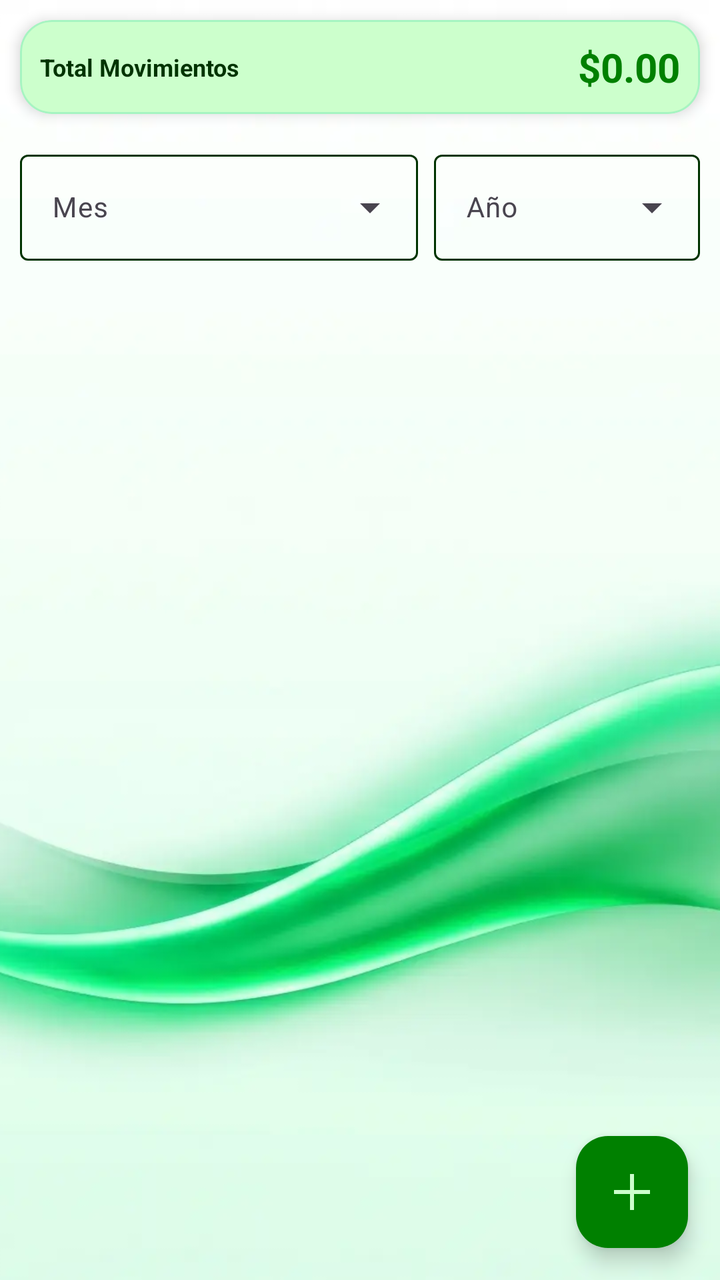
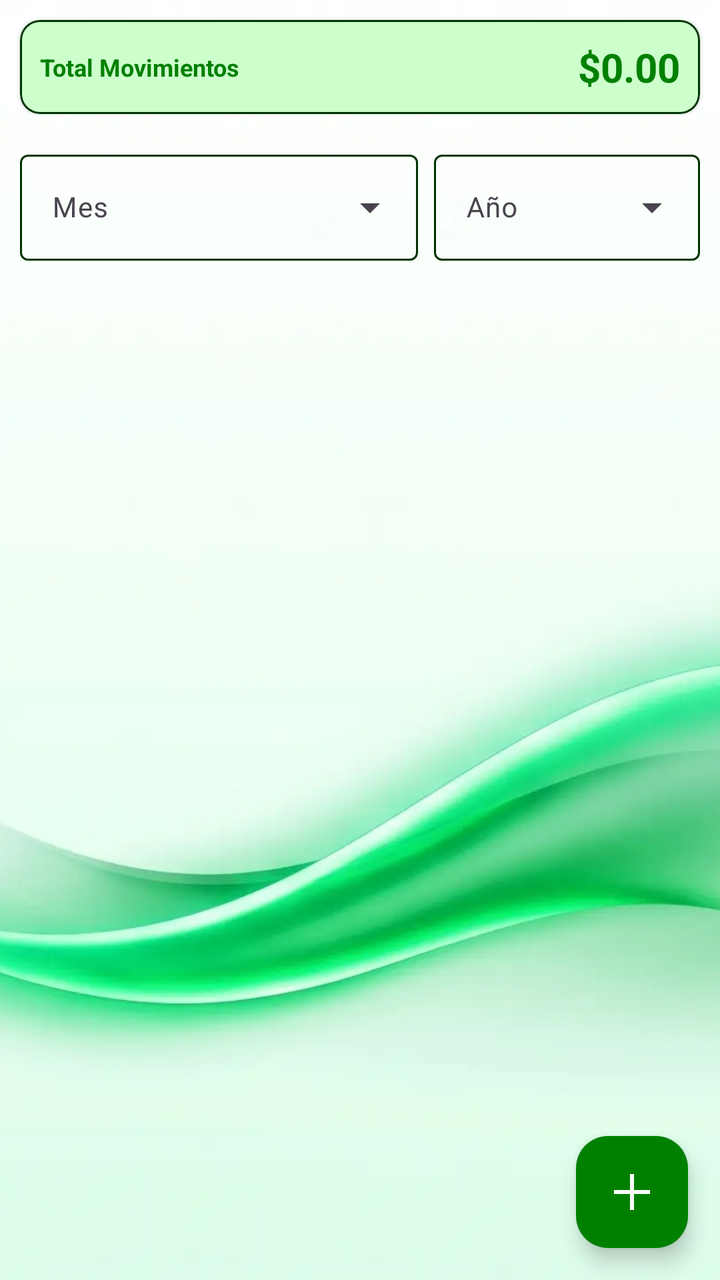

An Android layout rendered at two revisions. The XML below is the earlier revision; the diff shows what the commit changed to produce the second picture.
<!-- AndroidManifest.xml: application theme Theme.MyLittleFinanControl -->
<!-- res/layout/fragment_movimiento.xml -->
<?xml version="1.0" encoding="utf-8"?>
<RelativeLayout xmlns:android="http://schemas.android.com/apk/res/android"
    xmlns:app="http://schemas.android.com/apk/res-auto"
    xmlns:tools="http://schemas.android.com/tools"
    android:layout_width="match_parent"
    android:layout_height="match_parent"
    tools:context=".Fragmentos.FragmentMovimiento">

    <ImageView
        android:id="@+id/imagenFondo"
        android:layout_width="match_parent"
        android:layout_height="match_parent"
        android:src="@drawable/background_1"
        android:scaleType="centerCrop" />

    
    <com.google.android.material.card.MaterialCardView
        android:id="@+id/cv_resumen_mov"
        android:layout_width="match_parent"
        android:layout_height="wrap_content"
        android:layout_marginVertical="10dp"
        android:layout_marginHorizontal="10dp"
        app:cardCornerRadius="16dp"
        app:cardElevation="4dp"
        app:cardBackgroundColor="@color/white"
        app:strokeWidth="1dp"
        app:strokeColor="#3000C292">

        <LinearLayout
            android:layout_width="match_parent"
            android:layout_height="wrap_content"
            android:orientation="horizontal"
            android:padding="10dp"
            android:gravity="center">

            <TextView
                android:layout_width="0dp"
                android:layout_height="wrap_content"
                android:layout_weight="1"
                android:text="Total Movimientos"
                android:textSize="12sp"
                android:textColor="@color/black"
                android:textStyle="bold" />

            <TextView
                android:id="@+id/tv_total_mov_monto"
                android:layout_width="wrap_content"
                android:layout_height="wrap_content"
                android:text="$0.00"
                android:textSize="20sp"
                android:textColor="@color/primary"
                android:textStyle="bold"/>
        </LinearLayout>
    </com.google.android.material.card.MaterialCardView>

    
    <LinearLayout
        android:id="@+id/ll_filtros"
        android:layout_width="match_parent"
        android:layout_height="wrap_content"
        android:orientation="horizontal"
        android:layout_below="@id/cv_resumen_mov"
        android:layout_marginHorizontal="10dp"
        android:layout_marginVertical="5dp"
        android:gravity="center_vertical">

        <com.google.android.material.textfield.TextInputLayout
            style="@style/Widget.Material3.TextInputLayout.OutlinedBox.ExposedDropdownMenu"
            android:layout_width="0dp"
            android:layout_height="wrap_content"
            android:layout_weight="1.5"
            android:layout_marginEnd="8dp"
            android:hint="Mes">

            <AutoCompleteTextView
                android:id="@+id/auto_mes"
                android:layout_width="match_parent"
                android:layout_height="wrap_content"
                android:inputType="none"
                android:textSize="14sp" />
        </com.google.android.material.textfield.TextInputLayout>

        <com.google.android.material.textfield.TextInputLayout
            style="@style/Widget.Material3.TextInputLayout.OutlinedBox.ExposedDropdownMenu"
            android:layout_width="0dp"
            android:layout_height="wrap_content"
            android:layout_weight="1"
            android:hint="Año">

            <AutoCompleteTextView
                android:id="@+id/auto_anio"
                android:layout_width="match_parent"
                android:layout_height="wrap_content"
                android:inputType="none"
                android:textSize="14sp" />
        </com.google.android.material.textfield.TextInputLayout>
    </LinearLayout>

    
    <androidx.recyclerview.widget.RecyclerView
        android:id="@+id/notasRv"
        android:layout_width="match_parent"
        android:layout_height="match_parent"
        android:layout_below="@id/ll_filtros"
        android:layout_marginHorizontal="5dp"
        tools:listitem="@layout/item_movimiento" />

    
    <com.google.android.material.floatingactionbutton.FloatingActionButton
        android:id="@+id/FABAgregarNota"
        android:layout_width="wrap_content"
        android:layout_height="wrap_content"
        android:layout_alignParentEnd="true"
        android:layout_alignParentBottom="true"
        android:layout_margin="16dp"
        android:src="@drawable/ic_add"
        app:backgroundTint="@color/primary"
        app:tint="@color/white" />

</RelativeLayout>
<!-- res/layout/item_movimiento.xml (included above) -->
<?xml version="1.0" encoding="utf-8"?>
<com.google.android.material.card.MaterialCardView
    xmlns:android="http://schemas.android.com/apk/res/android"
    android:layout_width="match_parent"
    android:layout_height="wrap_content"
    xmlns:app="http://schemas.android.com/apk/res-auto"
    app:cardCornerRadius="10dp"
    app:cardElevation="0dp"
    app:cardUseCompatPadding="true"
    app:cardBackgroundColor="?attr/colorPrimaryContainer"
    app:strokeWidth="1dp"
    app:strokeColor="?attr/colorOnSurface">

    <androidx.appcompat.widget.LinearLayoutCompat
        android:layout_width="match_parent"
        android:layout_height="wrap_content"
        android:orientation="vertical"
        android:padding="10dp">

        <RelativeLayout
            android:layout_width="match_parent"
            android:layout_height="wrap_content"
            android:orientation="horizontal"
            android:layout_marginTop="5dp">

            <ImageView
                android:id="@+id/iv_icono_deuda"
                android:layout_width="25dp"
                android:layout_height="25dp"
                android:layout_centerVertical="true"
                android:src="@drawable/ic_movimientos"
                app:tint="?attr/colorOnSurface" />

            <TextView
                android:id="@+id/item_descripcion"
                android:text="@string/item_descripcion"
                android:textStyle="bold"
                android:layout_marginStart="30dp"
                android:layout_marginBottom="10dp"
                android:textColor="?attr/colorOnSurface"
                android:layout_centerVertical="true"
                android:layout_width="wrap_content"
                android:layout_height="wrap_content"/>

            <ImageView
                android:id="@+id/ivActualizar"
                android:layout_alignParentEnd="true"
                android:src="@drawable/ic_edit"
                app:tint="?attr/colorPrimary"
                android:layout_marginEnd="40dp"
                android:layout_width="28dp"
                android:layout_height="28dp"/>

            <ImageView
                android:id="@+id/ivEliminarMov"
                android:layout_alignParentEnd="true"
                android:src="@drawable/ic_delete"
                android:layout_marginEnd="10dp"
                app:tint="?attr/colorError"
                android:layout_width="28dp"
                android:layout_height="28dp" />

        </RelativeLayout>

        <RelativeLayout
            android:layout_width="match_parent"
            android:layout_height="wrap_content"
            android:orientation="horizontal"
            android:layout_marginTop="5dp">

            <TextView
                android:id="@+id/item_valor"
                android:text="@string/item_valor"
                android:textStyle="bold"
                android:layout_width="wrap_content"
                android:layout_height="wrap_content"
                android:layout_gravity="start"
                android:textColor="?attr/colorPrimary"/>

            <TextView
                android:id="@+id/item_tipo"
                android:text="@string/item_tipo"
                android:textStyle="bold"
                android:layout_width="wrap_content"
                android:layout_height="wrap_content"
                android:layout_gravity="end"
                android:layout_alignParentEnd="true"
                android:textColor="?attr/colorOnSurface"/>
        </RelativeLayout>

    </androidx.appcompat.widget.LinearLayoutCompat>

</com.google.android.material.card.MaterialCardView>
<!-- resources referenced by this layout -->
<resources>
  <color name="black">#003300</color>
  <color name="primary">#008000</color>
  <color name="white">#CCFFCC</color>
  <!-- drawable ic_add (drawable) -->
  <vector xmlns:android="http://schemas.android.com/apk/res/android" android:autoMirrored="true" android:height="24dp" android:tint="#1F4F98" android:viewportHeight="960" android:viewportWidth="960" android:width="24dp">
        
      <path android:fillColor="@android:color/white" android:pathData="M440,840L440,520L120,520L120,440L440,440L440,120L520,120L520,440L840,440L840,520L520,520L520,840L440,840Z"/>
      
  </vector>
  <!-- drawable ic_delete (drawable) -->
  <vector xmlns:android="http://schemas.android.com/apk/res/android" android:autoMirrored="true" android:height="24dp" android:tint="#1F4F98" android:viewportHeight="24" android:viewportWidth="24" android:width="24dp">
        
      <path android:fillColor="@android:color/white" android:pathData="M6,19c0,1.1 0.9,2 2,2h8c1.1,0 2,-0.9 2,-2V7H6v12zM19,4h-3.5l-1,-1h-5l-1,1H5v2h14V4z"/>
      
  </vector>
  <!-- drawable ic_edit (drawable) -->
  <vector xmlns:android="http://schemas.android.com/apk/res/android" android:autoMirrored="true" android:height="24dp" android:tint="#1F4F98" android:viewportHeight="24" android:viewportWidth="24" android:width="24dp">
        
      <path android:fillColor="@android:color/white" android:pathData="M3,17.25V21h3.75L17.81,9.94l-3.75,-3.75L3,17.25zM20.71,7.04c0.39,-0.39 0.39,-1.02 0,-1.41l-2.34,-2.34c-0.39,-0.39 -1.02,-0.39 -1.41,0l-1.83,1.83 3.75,3.75 1.83,-1.83z"/>
      
  </vector>
  <string name="item_descripcion">Descripcion</string>
  <string name="item_tipo">Tipo de registro</string>
  <string name="item_valor">Valor</string>
  <style name="Theme.MyLittleFinanControl" parent="Base.Theme.MyLittleFinanControl" />
  <style name="Base.Theme.MyLittleFinanControl" parent="Theme.Material3.DayNight.NoActionBar">
          
  
          <item name="colorPrimary">@color/verde_oscuro</item>
  
          <item name="colorOnPrimary">@color/verde_claro</item>
  
  
          <item name="colorPrimaryContainer">@color/verde_transparente</item>
          <item name="colorOnPrimaryContainer">@color/verde_negro</item>
  
  
          <item name="colorSecondary">@color/white</item>
  
          <item name="colorOnSecondary">@color/secondary</item>
  
  
          <item name="colorOutline">@color/verde_negro</item>
  
  
          <item name="colorOnSurface">@color/verde_negro</item>
  
          
          <item name="android:windowBackground">@color/background_light</item>
          <item name="colorSurface">@color/verde_transparente</item>
  
          <item name="colorError">@color/accent_alerta</item>
  
          <item name="colorOnError">@color/accent_alerta</item>
  
          
          <item name="android:statusBarColor">@color/background_light</item>
          <item name="android:windowLightStatusBar">true</item>
      </style>
  <color name="verde_oscuro">#008000</color>
  <color name="verde_claro">#CCFFCC</color>
  <color name="verde_transparente">#5FCCFFCC</color>
  <color name="verde_negro">#003300</color>
  <color name="secondary">#33FF00</color>
  <color name="background_light">#CCFFCC</color>
  <color name="accent_alerta">#FF7878</color>
  <!-- unchanged entries left out for length: 2 -->
</resources>

<!-- the commit's change to res/layout/fragment_movimiento.xml (unified diff, before → after) -->
@@ -20,11 +20,11 @@
         android:layout_height="wrap_content"
         android:layout_marginVertical="10dp"
         android:layout_marginHorizontal="10dp"
-        app:cardCornerRadius="16dp"
-        app:cardElevation="4dp"
-        app:cardBackgroundColor="@color/white"
+        app:cardCornerRadius="10dp"
+        app:cardElevation="1dp"
+        app:cardBackgroundColor="?attr/colorPrimaryContainer"
         app:strokeWidth="1dp"
-        app:strokeColor="#3000C292">
+        app:strokeColor="?attr/colorOutline">
 
         <LinearLayout
             android:layout_width="match_parent"
@@ -39,7 +39,7 @@
                 android:layout_weight="1"
                 android:text="Total Movimientos"
                 android:textSize="12sp"
-                android:textColor="@color/black"
+                android:textColor="?attr/colorPrimary"
                 android:textStyle="bold" />
 
             <TextView
@@ -48,7 +48,7 @@
                 android:layout_height="wrap_content"
                 android:text="$0.00"
                 android:textSize="20sp"
-                android:textColor="@color/primary"
+                android:textColor="?attr/colorPrimary"
                 android:textStyle="bold"/>
         </LinearLayout>
     </com.google.android.material.card.MaterialCardView>
@@ -114,8 +114,8 @@
         android:layout_alignParentBottom="true"
         android:layout_margin="16dp"
         android:src="@drawable/ic_add"
-        app:backgroundTint="@color/primary"
-        app:tint="@color/white" />
+        app:backgroundTint="?attr/colorPrimary"
+        app:tint="?attr/colorOnPrimary" />
 
 </RelativeLayout>
 <!-- res/layout/item_movimiento.xml (included above) -->
@@ -128,7 +128,7 @@
     app:cardCornerRadius="10dp"
     app:cardElevation="0dp"
     app:cardUseCompatPadding="true"
-    app:cardBackgroundColor="?attr/colorPrimaryContainer"
+    app:cardBackgroundColor="?attr/colorSecondaryContainer"
     app:strokeWidth="1dp"
     app:strokeColor="?attr/colorOnSurface">
 
@@ -150,7 +150,7 @@
                 android:layout_height="25dp"
                 android:layout_centerVertical="true"
                 android:src="@drawable/ic_movimientos"
-                app:tint="?attr/colorOnSurface" />
+                app:tint="?attr/colorSecondary" />
 
             <TextView
                 android:id="@+id/item_descripcion"
@@ -206,7 +206,7 @@
                 android:layout_height="wrap_content"
                 android:layout_gravity="end"
                 android:layout_alignParentEnd="true"
-                android:textColor="?attr/colorOnSurface"/>
+                android:textColor="?attr/colorSecondary"/>
         </RelativeLayout>
 
     </androidx.appcompat.widget.LinearLayoutCompat>
<!-- resource entries referenced after the edit -->
@@ -1,24 +1,21 @@
 <!-- resources referenced by this layout -->
 <resources>
-  <color name="black">#003300</color>
-  <color name="primary">#008000</color>
-  <color name="white">#CCFFCC</color>
   <!-- drawable ic_add (drawable) -->
-  <vector xmlns:android="http://schemas.android.com/apk/res/android" android:autoMirrored="true" android:height="24dp" android:tint="#1F4F98" android:viewportHeight="960" android:viewportWidth="960" android:width="24dp">
+  <vector xmlns:android="http://schemas.android.com/apk/res/android" android:autoMirrored="true" android:height="24dp" android:tint="?attr/colorPrimary" android:viewportHeight="960" android:viewportWidth="960" android:width="24dp">
         
-      <path android:fillColor="@android:color/white" android:pathData="M440,840L440,520L120,520L120,440L440,440L440,120L520,120L520,440L840,440L840,520L520,520L520,840L440,840Z"/>
+      <path android:fillColor="?attr/colorPrimary" android:pathData="M440,840L440,520L120,520L120,440L440,440L440,120L520,120L520,440L840,440L840,520L520,520L520,840L440,840Z"/>
       
   </vector>
   <!-- drawable ic_delete (drawable) -->
-  <vector xmlns:android="http://schemas.android.com/apk/res/android" android:autoMirrored="true" android:height="24dp" android:tint="#1F4F98" android:viewportHeight="24" android:viewportWidth="24" android:width="24dp">
+  <vector xmlns:android="http://schemas.android.com/apk/res/android" android:autoMirrored="true" android:height="24dp" android:tint="?attr/colorError" android:viewportHeight="24" android:viewportWidth="24" android:width="24dp">
         
-      <path android:fillColor="@android:color/white" android:pathData="M6,19c0,1.1 0.9,2 2,2h8c1.1,0 2,-0.9 2,-2V7H6v12zM19,4h-3.5l-1,-1h-5l-1,1H5v2h14V4z"/>
+      <path android:fillColor="?attr/colorError" android:pathData="M6,19c0,1.1 0.9,2 2,2h8c1.1,0 2,-0.9 2,-2V7H6v12zM19,4h-3.5l-1,-1h-5l-1,1H5v2h14V4z"/>
       
   </vector>
   <!-- drawable ic_edit (drawable) -->
-  <vector xmlns:android="http://schemas.android.com/apk/res/android" android:autoMirrored="true" android:height="24dp" android:tint="#1F4F98" android:viewportHeight="24" android:viewportWidth="24" android:width="24dp">
+  <vector xmlns:android="http://schemas.android.com/apk/res/android" android:autoMirrored="true" android:height="24dp" android:tint="?attr/colorPrimary" android:viewportHeight="24" android:viewportWidth="24" android:width="24dp">
         
-      <path android:fillColor="@android:color/white" android:pathData="M3,17.25V21h3.75L17.81,9.94l-3.75,-3.75L3,17.25zM20.71,7.04c0.39,-0.39 0.39,-1.02 0,-1.41l-2.34,-2.34c-0.39,-0.39 -1.02,-0.39 -1.41,0l-1.83,1.83 3.75,3.75 1.83,-1.83z"/>
+      <path android:fillColor="?attr/colorPrimary" android:pathData="M3,17.25V21h3.75L17.81,9.94l-3.75,-3.75L3,17.25zM20.71,7.04c0.39,-0.39 0.39,-1.02 0,-1.41l-2.34,-2.34c-0.39,-0.39 -1.02,-0.39 -1.41,0l-1.83,1.83 3.75,3.75 1.83,-1.83z"/>
       
   </vector>
   <string name="item_descripcion">Descripcion</string>
@@ -26,46 +23,63 @@
   <string name="item_valor">Valor</string>
   <style name="Theme.MyLittleFinanControl" parent="Base.Theme.MyLittleFinanControl" />
   <style name="Base.Theme.MyLittleFinanControl" parent="Theme.Material3.DayNight.NoActionBar">
+  
           
+          <item name="colorPrimary">@color/verde_oscuro</item>
+          
+          <item name="colorOnPrimary">@android:color/white</item>
   
-          <item name="colorPrimary">@color/verde_oscuro</item>
-  
-          <item name="colorOnPrimary">@color/verde_claro</item>
-  
-  
-          <item name="colorPrimaryContainer">@color/verde_transparente</item>
+          
+          <item name="colorPrimaryContainer">@color/verde_claro</item>
+          
           <item name="colorOnPrimaryContainer">@color/verde_negro</item>
   
+          
+          <item name="colorSecondary">@color/verde</item>
+          
+          <item name="colorOnSecondary">@color/verde_negro</item>
   
-          <item name="colorSecondary">@color/white</item>
+          
+          <item name="colorSecondaryContainer">@color/verde_transparente</item>
+          <item name="colorOnSecondaryContainer">@color/verde_negro</item>
   
-          <item name="colorOnSecondary">@color/secondary</item>
+          
+          <item name="colorTertiary">@color/verde_blanco_transparente</item>
+          <item name="colorOnTertiary">@color/verde_negro</item>
   
-  
+          
           <item name="colorOutline">@color/verde_negro</item>
   
-  
+          
           <item name="colorOnSurface">@color/verde_negro</item>
   
           
-          <item name="android:windowBackground">@color/background_light</item>
-          <item name="colorSurface">@color/verde_transparente</item>
-  
-          <item name="colorError">@color/accent_alerta</item>
-  
-          <item name="colorOnError">@color/accent_alerta</item>
+          
+          <item name="android:windowBackground">@android:color/white</item>
+          
+          <item name="colorSurface">@color/verde_blanco_transparente</item>
   
           
-          <item name="android:statusBarColor">@color/background_light</item>
+          <item name="colorError">@color/rojo_alerta</item>
+          <item name="colorOnError">@color/rojo_transparente</item>
+  
+          
+          <item name="android:statusBarColor">@android:color/white</item>
           <item name="android:windowLightStatusBar">true</item>
+  
+          
+          <item name="colorSurfaceVariant">#E0E0E0</item>
+          <item name="colorOnSurfaceVariant">#49454F</item>
+  
       </style>
   <color name="verde_oscuro">#008000</color>
   <color name="verde_claro">#CCFFCC</color>
   <color name="verde_transparente">#5FCCFFCC</color>
+  <color name="verde_blanco_transparente">#D3F6FFF6</color>
+  <color name="rojo_alerta">#FF6666</color>
+  <color name="rojo_transparente">#7BF69F9F</color>
   <color name="verde_negro">#003300</color>
-  <color name="secondary">#33FF00</color>
-  <color name="background_light">#CCFFCC</color>
-  <color name="accent_alerta">#FF7878</color>
+  <color name="verde">#00C292</color>
   <!-- unchanged entries left out for length: 2 -->
 </resources>
 
